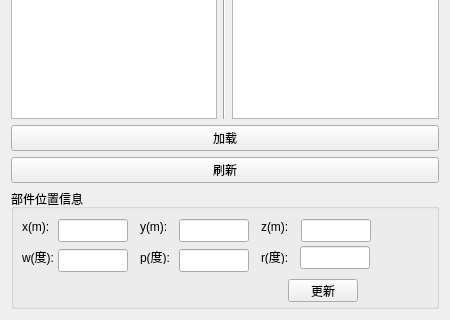
Before: the Qt Designer form src/collaborative-robotic-sanding/crs_gui/ui/part_selection.ui in Surfacerobot/crs_ws_fanuc, drawn with Qt 5; both pictures show x 0 to 450 and y 149 to 469 of the 450 by 469 pixel window.
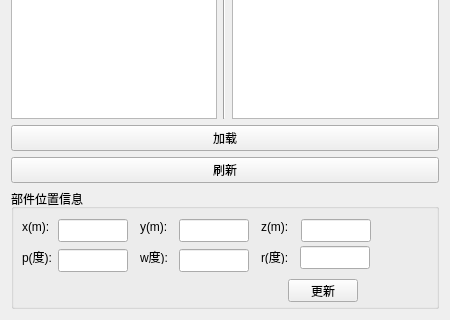
After: the same form once the commit is applied.

The edit to the form file:
```diff
--- a/src/collaborative-robotic-sanding/crs_gui/ui/part_selection.ui
+++ b/src/collaborative-robotic-sanding/crs_gui/ui/part_selection.ui
@@ -118,7 +118,7 @@
        </rect>
       </property>
       <property name="text">
-       <string>w(度):</string>
+       <string>p(度):</string>
       </property>
      </widget>
      <widget class="QLabel" name="label_6">
@@ -131,7 +131,7 @@
        </rect>
       </property>
       <property name="text">
-       <string>p(度):</string>
+       <string>w度):</string>
       </property>
      </widget>
      <widget class="QPushButton" name="partupdatebutton">
```
